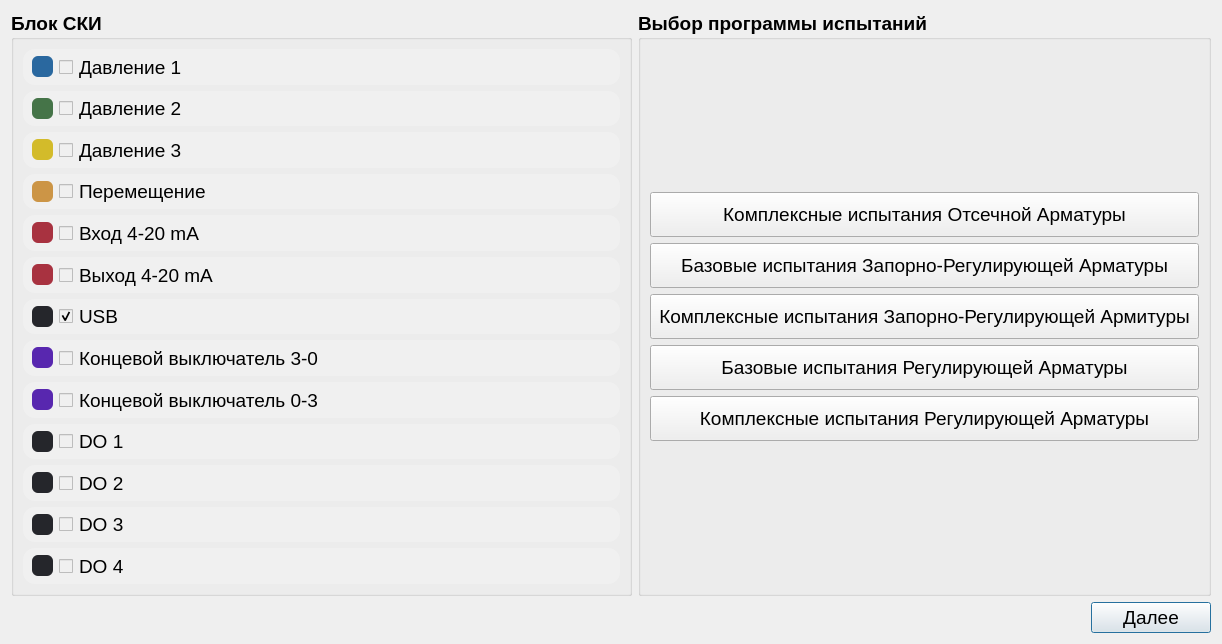
This is SelectTests.ui in Rekvim/MpiSki as Qt 5 draws it before an edit. The edited form follows.
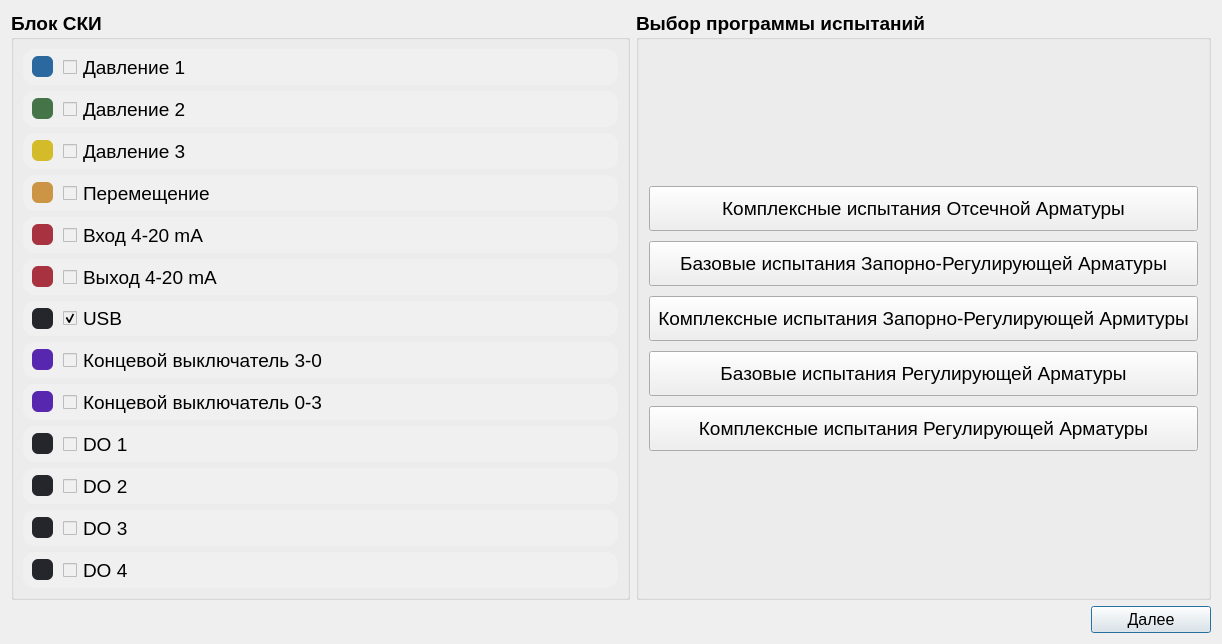
This is the edited form.

Patch:
```diff
--- a/SelectTests.ui
+++ b/SelectTests.ui
@@ -49,7 +49,7 @@
           </property>
           <layout class="QHBoxLayout" name="horizontalLayout_15">
            <property name="spacing">
-            <number>6</number>
+            <number>10</number>
            </property>
            <property name="leftMargin">
             <number>9</number>
@@ -132,6 +132,9 @@
            <enum>QFrame::Shadow::Raised</enum>
           </property>
           <layout class="QHBoxLayout" name="horizontalLayout_16">
+           <property name="spacing">
+            <number>10</number>
+           </property>
            <property name="leftMargin">
             <number>9</number>
            </property>
@@ -210,6 +213,9 @@
            <enum>QFrame::Shadow::Raised</enum>
           </property>
           <layout class="QHBoxLayout" name="horizontalLayout_17">
+           <property name="spacing">
+            <number>10</number>
+           </property>
            <property name="leftMargin">
             <number>9</number>
            </property>
@@ -282,6 +288,9 @@
            <enum>QFrame::Shadow::Raised</enum>
           </property>
           <layout class="QHBoxLayout" name="horizontalLayout_18">
+           <property name="spacing">
+            <number>10</number>
+           </property>
            <property name="leftMargin">
             <number>9</number>
            </property>
@@ -354,6 +363,9 @@
            <enum>QFrame::Shadow::Raised</enum>
           </property>
           <layout class="QHBoxLayout" name="horizontalLayout_19">
+           <property name="spacing">
+            <number>10</number>
+           </property>
            <property name="leftMargin">
             <number>9</number>
            </property>
@@ -426,6 +438,9 @@
            <enum>QFrame::Shadow::Raised</enum>
           </property>
           <layout class="QHBoxLayout" name="horizontalLayout_22">
+           <property name="spacing">
+            <number>10</number>
+           </property>
            <property name="leftMargin">
             <number>9</number>
            </property>
@@ -498,6 +513,9 @@
            <enum>QFrame::Shadow::Raised</enum>
           </property>
           <layout class="QHBoxLayout" name="horizontalLayout_24">
+           <property name="spacing">
+            <number>10</number>
+           </property>
            <property name="leftMargin">
             <number>9</number>
            </property>
@@ -582,6 +600,9 @@
            <enum>QFrame::Shadow::Raised</enum>
           </property>
           <layout class="QHBoxLayout" name="horizontalLayout_20">
+           <property name="spacing">
+            <number>10</number>
+           </property>
            <property name="leftMargin">
             <number>9</number>
            </property>
@@ -654,6 +675,9 @@
            <enum>QFrame::Shadow::Raised</enum>
           </property>
           <layout class="QHBoxLayout" name="horizontalLayout_21">
+           <property name="spacing">
+            <number>10</number>
+           </property>
            <property name="leftMargin">
             <number>9</number>
            </property>
@@ -738,6 +762,9 @@
            <enum>QFrame::Shadow::Raised</enum>
           </property>
           <layout class="QHBoxLayout" name="horizontalLayout_27">
+           <property name="spacing">
+            <number>10</number>
+           </property>
            <property name="leftMargin">
             <number>9</number>
            </property>
@@ -816,6 +843,9 @@
            <enum>QFrame::Shadow::Raised</enum>
           </property>
           <layout class="QHBoxLayout" name="horizontalLayout_23">
+           <property name="spacing">
+            <number>10</number>
+           </property>
            <property name="leftMargin">
             <number>9</number>
            </property>
@@ -888,6 +918,9 @@
            <enum>QFrame::Shadow::Raised</enum>
           </property>
           <layout class="QHBoxLayout" name="horizontalLayout_25">
+           <property name="spacing">
+            <number>10</number>
+           </property>
            <property name="leftMargin">
             <number>9</number>
            </property>
@@ -960,6 +993,9 @@
            <enum>QFrame::Shadow::Raised</enum>
           </property>
           <layout class="QHBoxLayout" name="horizontalLayout_26">
+           <property name="spacing">
+            <number>10</number>
+           </property>
            <property name="leftMargin">
             <number>9</number>
            </property>
@@ -1035,6 +1071,21 @@
         <string>Выбор программы испытаний</string>
        </property>
        <layout class="QVBoxLayout" name="verticalLayout_2">
+        <property name="spacing">
+         <number>10</number>
+        </property>
+        <property name="leftMargin">
+         <number>10</number>
+        </property>
+        <property name="topMargin">
+         <number>10</number>
+        </property>
+        <property name="rightMargin">
+         <number>10</number>
+        </property>
+        <property name="bottomMargin">
+         <number>10</number>
+        </property>
         <item>
          <spacer name="verticalSpacer_2">
           <property name="orientation">
@@ -1217,7 +1268,23 @@
     </layout>
    </item>
    <item>
+    <widget class="QWidget" name="widget" native="true">
     <layout class="QHBoxLayout" name="horizontalLayout">
+      <property name="spacing">
+       <number>15</number>
+      </property>
+      <property name="leftMargin">
+       <number>0</number>
+      </property>
+      <property name="topMargin">
+       <number>0</number>
+      </property>
+      <property name="rightMargin">
+       <number>0</number>
+      </property>
+      <property name="bottomMargin">
+       <number>0</number>
+      </property>
      <item>
       <spacer name="horizontalSpacer">
        <property name="orientation">
@@ -1225,7 +1292,7 @@
        </property>
        <property name="sizeHint" stdset="0">
         <size>
-         <width>40</width>
+          <width>1066</width>
          <height>20</height>
         </size>
        </property>
@@ -1244,7 +1311,7 @@
        </property>
        <property name="font">
         <font>
-         <pointsize>14</pointsize>
+          <pointsize>12</pointsize>
         </font>
        </property>
        <property name="text">
@@ -1253,6 +1320,7 @@
       </widget>
      </item>
     </layout>
+    </widget>
    </item>
   </layout>
  </widget>
```
Left out of the diff: 4 changed lines with no effect on the pictures. Lines whose indentation alone changed are shown as unchanged.
